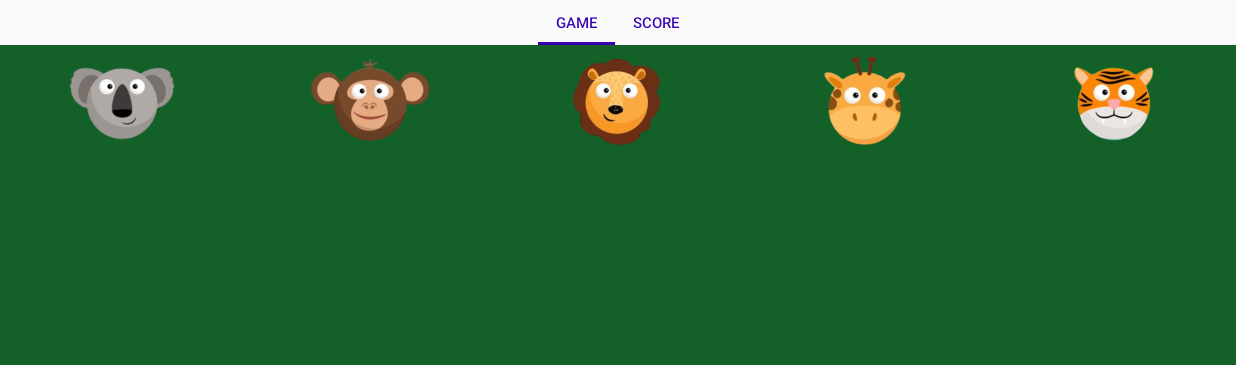
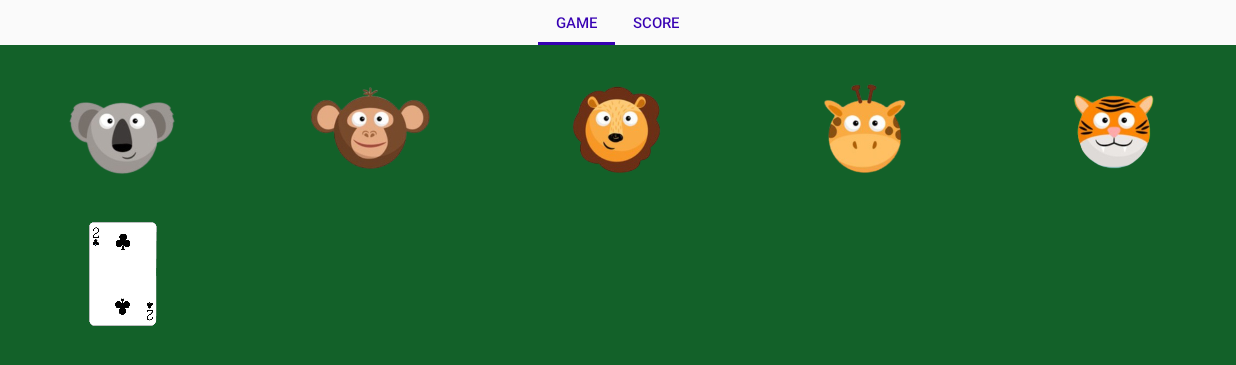
Before and after one commit to ioanarusaldas/Proiect-Whist, an Android app: the GameTab screen opened directly, with no data from a screen before it, on a phone screen of 824 x 412 dp (held sideways). Shown: the top 365 px of the screen. Run offline under Robolectric (Android 15) with nearby library versions, the phone set to English and light mode, and no system bars; our stand-ins replace Firebase (no records; nobody signed in at launch, a user with empty details on screens opened directly); 5 statements that could not run were skipped.

Commit message:
carti adversari

```diff
--- a/Whist/app/src/main/res/layout-v21/fragment_game_tab.xml
+++ b/Whist/app/src/main/res/layout-v21/fragment_game_tab.xml
@@ -14,7 +14,7 @@
         android:layout_width="match_parent"
         android:layout_height="0dp"
         android:layout_gravity="center_horizontal"
-        android:layout_weight="0.35"
+        android:layout_weight="0.60"
         android:columnCount="5">
 
         <LinearLayout
@@ -26,6 +26,15 @@
             android:layout_gravity="center"
             android:orientation="vertical">
 
+            <TextView
+                android:id="@+id/player1_name"
+                android:layout_width="match_parent"
+                android:layout_height= "wrap_content"
+                android:textAlignment="center"
+                android:layout_marginTop="4dp"
+                android:textSize="16sp"
+                android:textColor="@android:color/white" />
+
             <ImageView
                 android:id="@+id/player1_avatar"
                 android:layout_width="match_parent"
@@ -34,20 +43,19 @@
                 android:src="@drawable/koala" />
 
             <TextView
-                android:id="@+id/player1_name"
+                android:id="@+id/player1_bid"
+                android:layout_width="match_parent"
+                android:layout_height="wrap_content"
+                android:visibility="invisible"
+                android:textAlignment="center"
+                android:layout_marginBottom="4dp"
+                android:textColor="@android:color/white"/>
+            <ImageView
+                android:id="@+id/player1_card"
                 android:layout_width="match_parent"
                 android:layout_height="0dp"
-                android:layout_weight="0.25"
-                android:textAlignment="center"
-                android:textColor="@android:color/white" />
-            <TextView
-                android:id="@+id/player1_bid"
-                android:layout_width="match_parent"
-                android:layout_height="0dp"
-                android:layout_weight="0.25"
-                android:visibility="invisible"
-                android:textAlignment="center"
-                android:textColor="@android:color/white" />
+                android:layout_weight="0.75"
+                android:src="@drawable/clubs_2"/>
 
         </LinearLayout>
 
@@ -200,9 +208,14 @@
         android:layout_width="match_parent"
         android:layout_height="0dp"
         android:layout_gravity="center"
-        android:layout_weight="0.4"
+        android:layout_weight="0.30"
         android:gravity="bottom"
         android:orientation="vertical">
+
+        <!-- Carti adversari-->
+
+
+        <!-- Butoane bid-->
 
         <TextView
             android:layout_width="match_parent"
```
